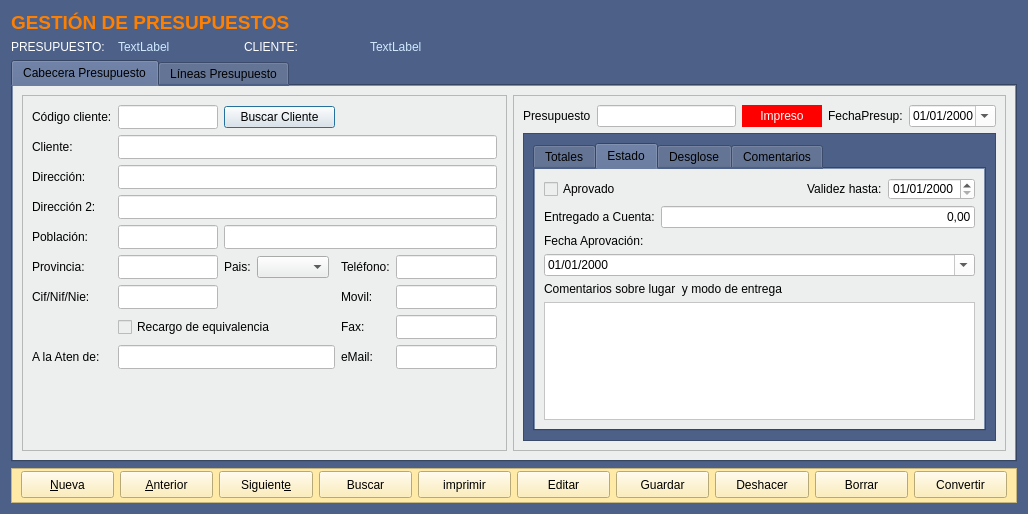
Before: the Qt Designer form Zona_Ventas/frmpresupuestoscli.ui in arcnexus/RedFoX, drawn with Qt 5.
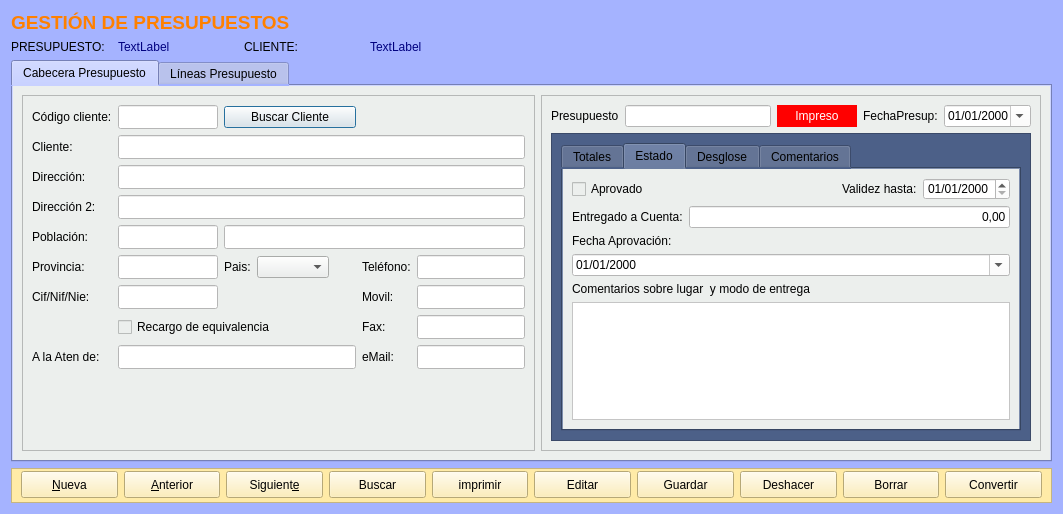
After: the same form once the commit is applied. Icons and pictures are not drawn.

The edit to the form file:
```diff
--- a/Zona_Ventas/frmpresupuestoscli.ui
+++ b/Zona_Ventas/frmpresupuestoscli.ui
@@ -6,7 +6,7 @@
    <rect>
     <x>0</x>
     <y>0</y>
-    <width>1028</width>
+    <width>1063</width>
     <height>514</height>
    </rect>
   </property>
@@ -30,8 +30,7 @@
     <normaloff>:/Icons/PNG/Maya.png</normaloff>:/Icons/PNG/Maya.png</iconset>
   </property>
   <property name="styleSheet">
-   <string notr="true">background-color: #4C6088;
-</string>
+   <string notr="true">background-color: rgb(165, 179, 255);</string>
   </property>
   <layout class="QGridLayout" name="gridLayout_2">
    <item row="0" column="0" colspan="3">
@@ -50,7 +49,7 @@
       </size>
      </property>
      <property name="styleSheet">
-      <string notr="true">color: rgb(255, 255, 255);</string>
+      <string notr="true">color: rgb(0, 0, 0);</string>
      </property>
      <property name="text">
       <string>PRESUPUESTO:</string>
@@ -66,7 +65,8 @@
       </size>
      </property>
      <property name="styleSheet">
-      <string notr="true">color: rgb(208, 233, 255)</string>
+      <string notr="true">
+color: rgb(0, 0, 127);</string>
      </property>
      <property name="text">
       <string>TextLabel</string>
@@ -82,7 +82,7 @@
       </size>
      </property>
      <property name="styleSheet">
-      <string notr="true">color: rgb(255, 255, 255);</string>
+      <string notr="true">color: rgb(0, 0, 0);</string>
      </property>
      <property name="text">
       <string>CLIENTE:</string>
@@ -92,7 +92,8 @@
    <item row="1" column="3">
     <widget class="QLabel" name="label_19">
      <property name="styleSheet">
-      <string notr="true">color: rgb(208, 233, 255)</string>
+      <string notr="true">
+color: rgb(0, 0, 127);</string>
      </property>
      <property name="text">
       <string>TextLabel</string>
```
Left out of the diff: 26 changed lines with no effect on the pictures.
